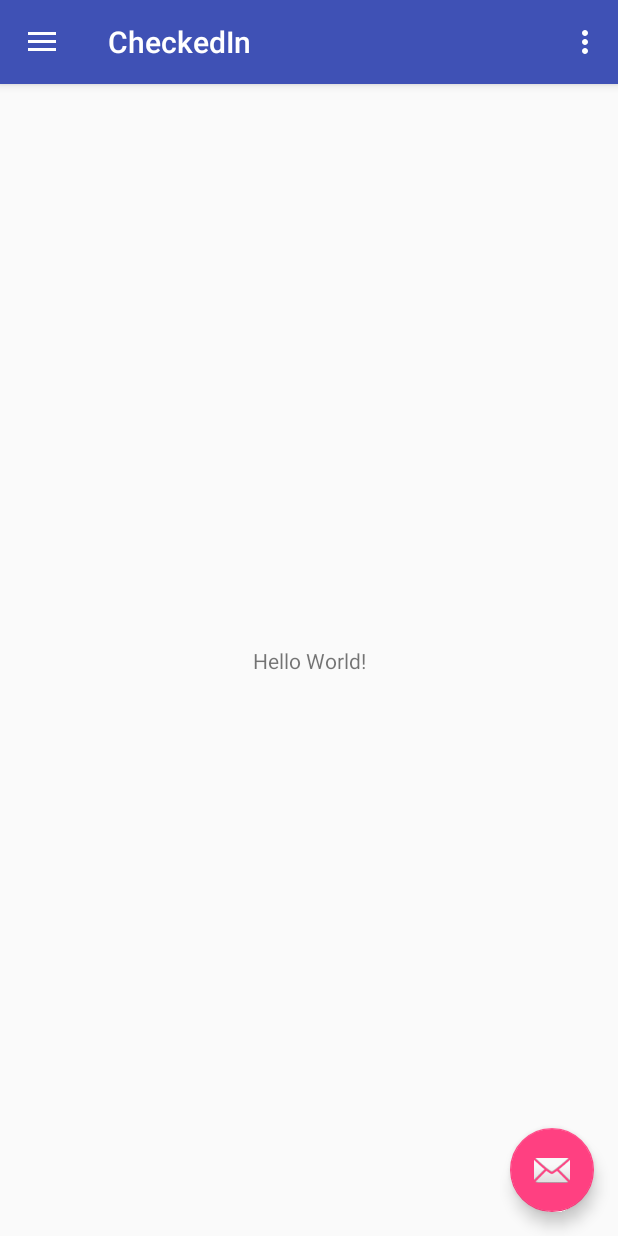
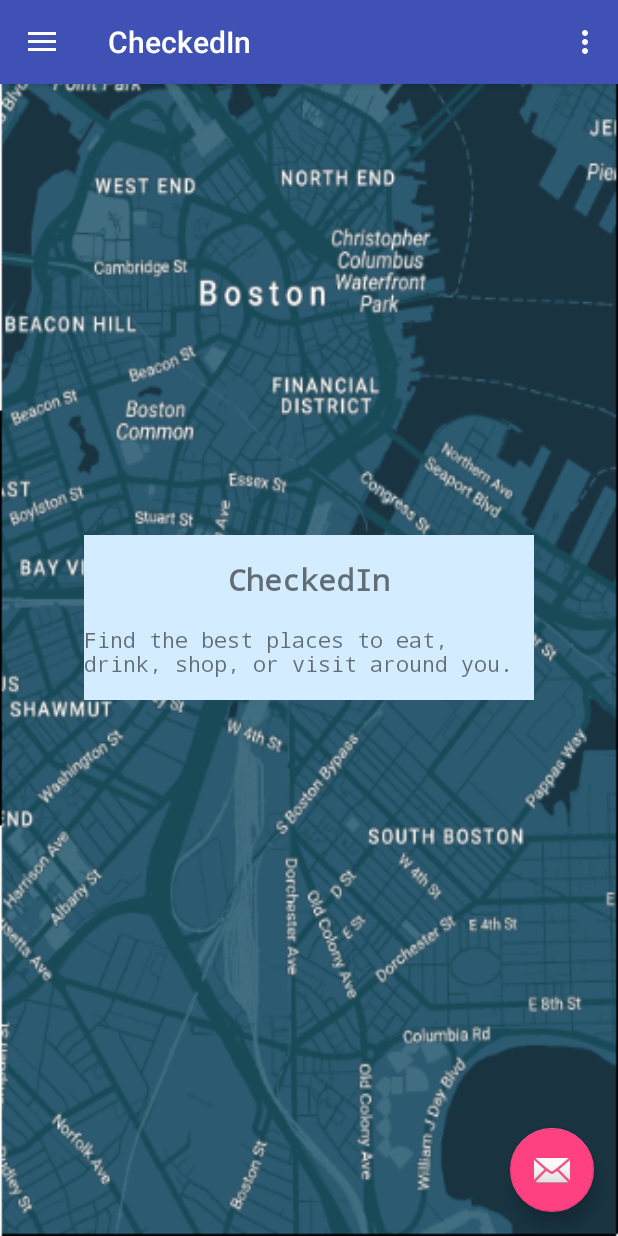
Before and after one commit to harshitvora/android-checkedin, an Android app: the screen it shows after launch (MainActivity), on a phone screen of 412 x 824 dp. Run offline under Robolectric (Android 15) with nearby library versions, the phone set to English and light mode, and no system bars.

Commit message:
Added splash page

```diff
--- a/app/src/main/res/layout/content_main.xml
+++ b/app/src/main/res/layout/content_main.xml
@@ -1,20 +1,34 @@
 <?xml version="1.0" encoding="utf-8"?>
-<android.support.constraint.ConstraintLayout xmlns:android="http://schemas.android.com/apk/res/android"
+<LinearLayout xmlns:android="http://schemas.android.com/apk/res/android"
     xmlns:app="http://schemas.android.com/apk/res-auto"
     xmlns:tools="http://schemas.android.com/tools"
     android:layout_width="match_parent"
     android:layout_height="match_parent"
-    app:layout_behavior="@string/appbar_scrolling_view_behavior"
+    android:background="@drawable/background"
     tools:context="com.harshitvora.checkedin.MainActivity"
-    tools:showIn="@layout/app_bar_main">
+    android:gravity="center"
+    android:orientation="vertical">
 
+        <TextView
+            android:layout_width="300dp"
+            android:layout_height="60dp"
+            android:background="#d3ecff"
+            android:lines="5"
+            android:text="CheckedIn"
+            android:typeface="monospace"
+            android:gravity="center"
+            android:textSize="20dp"
+            android:textStyle="bold"
+            android:padding="2dp">
+        </TextView>
     <TextView
-        android:layout_width="wrap_content"
-        android:layout_height="wrap_content"
-        android:text="Hello World!"
-        app:layout_constraintBottom_toBottomOf="parent"
-        app:layout_constraintLeft_toLeftOf="parent"
-        app:layout_constraintRight_toRightOf="parent"
-        app:layout_constraintTop_toTopOf="parent" />
-
-</android.support.constraint.ConstraintLayout>
+        android:layout_width="300dp"
+        android:layout_height="50dp"
+        android:background="#d3ecff"
+        android:lines="5"
+        android:text="Find the best places to eat, drink, shop, or visit around you."
+        android:typeface="monospace"
+        android:layout_marginLeft="2dp"
+        android:layout_marginRight="2dp">
+    </TextView>
+</LinearLayout>
```
Also changed, not shown: app/src/main/res/drawable-hdpi/background.png (added), app/src/main/res/drawable-mdpi/background.png (added), app/src/main/res/drawable-xhdpi/background.png (added), app/src/main/res/drawable-xxhdpi/background.png (added), app/src/main/res/drawable-xxxhdpi/background.png (added).
